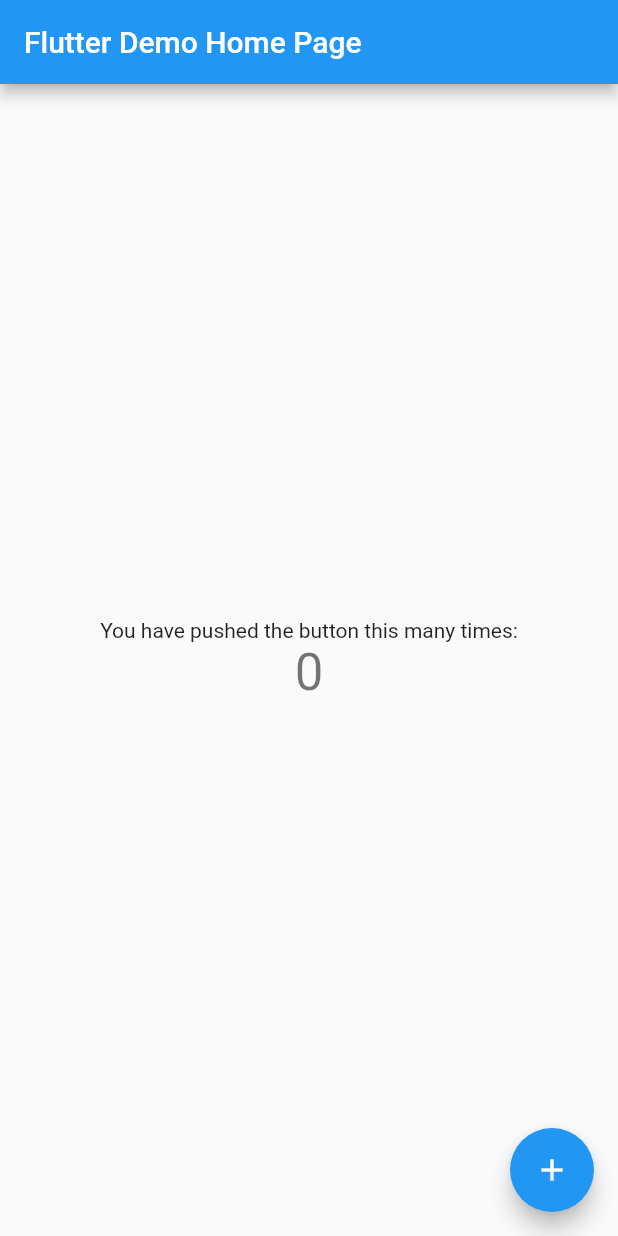
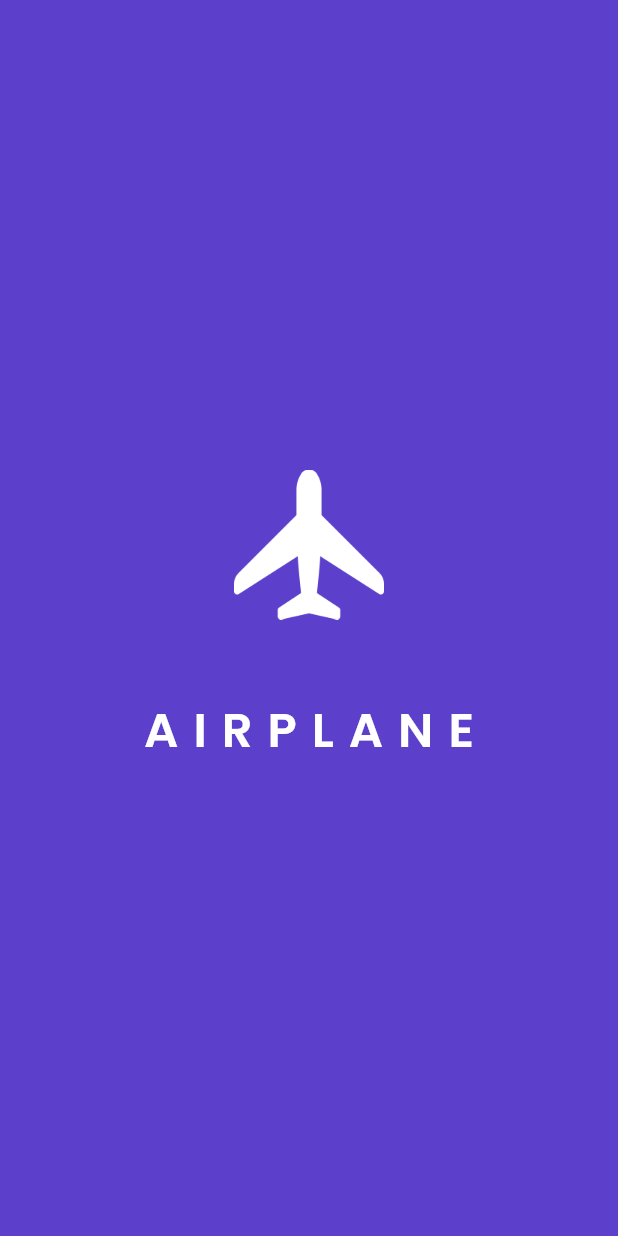
Before and after one commit to whisnuys/flutter-bookflights-app, a Flutter app: the screen it shows after launch, on a phone screen of 412 x 824 dp. Run offline on Flutter 3.47's test engine with Material 2 defaults, Android fonts, the phone set to English and light mode, and no system bars; our stand-ins replace google_fonts.

Commit message:
splash screen done

```diff
--- a/lib/main.dart
+++ b/lib/main.dart
@@ -1,115 +1,16 @@
+import 'package:bwa_airplane/ui/pages/splash_page.dart';
 import 'package:flutter/material.dart';
 
-void main() {
-  runApp(const MyApp());
-}
+void main() => runApp(MyApp());
 
 class MyApp extends StatelessWidget {
   const MyApp({Key? key}) : super(key: key);
 
-  // This widget is the root of your application.
   @override
   Widget build(BuildContext context) {
     return MaterialApp(
-      title: 'Flutter Demo',
-      theme: ThemeData(
-        // This is the theme of your application.
-        //
-        // Try running your application with "flutter run". You'll see the
-        // application has a blue toolbar. Then, without quitting the app, try
-        // changing the primarySwatch below to Colors.green and then invoke
-        // "hot reload" (press "r" in the console where you ran "flutter run",
-        // or simply save your changes to "hot reload" in a Flutter IDE).
-        // Notice that the counter didn't reset back to zero; the application
-        // is not restarted.
-        primarySwatch: Colors.blue,
-      ),
-      home: const MyHomePage(title: 'Flutter Demo Home Page'),
+      debugShowCheckedModeBanner: false,
+      home: SplashPage(),
     );
   }
 }
-
-class MyHomePage extends StatefulWidget {
-  const MyHomePage({Key? key, required this.title}) : super(key: key);
-
-  // This widget is the home page of your application. It is stateful, meaning
-  // that it has a State object (defined below) that contains fields that affect
-  // how it looks.
-
-  // This class is the configuration for the state. It holds the values (in this
-  // case the title) provided by the parent (in this case the App widget) and
-  // used by the build method of the State. Fields in a Widget subclass are
-  // always marked "final".
-
-  final String title;
-
-  @override
-  State<MyHomePage> createState() => _MyHomePageState();
-}
-
-class _MyHomePageState extends State<MyHomePage> {
-  int _counter = 0;
-
-  void _incrementCounter() {
-    setState(() {
-      // This call to setState tells the Flutter framework that something has
-      // changed in this State, which causes it to rerun the build method below
-      // so that the display can reflect the updated values. If we changed
-      // _counter without calling setState(), then the build method would not be
-      // called again, and so nothing would appear to happen.
-      _counter++;
-    });
-  }
-
-  @override
-  Widget build(BuildContext context) {
-    // This method is rerun every time setState is called, for instance as done
-    // by the _incrementCounter method above.
-    //
-    // The Flutter framework has been optimized to make rerunning build methods
-    // fast, so that you can just rebuild anything that needs updating rather
-    // than having to individually change instances of widgets.
-    return Scaffold(
-      appBar: AppBar(
-        // Here we take the value from the MyHomePage object that was created by
-        // the App.build method, and use it to set our appbar title.
-        title: Text(widget.title),
-      ),
-      body: Center(
-        // Center is a layout widget. It takes a single child and positions it
-        // in the middle of the parent.
-        child: Column(
-          // Column is also a layout widget. It takes a list of children and
-          // arranges them vertically. By default, it sizes itself to fit its
-          // children horizontally, and tries to be as tall as its parent.
-          //
-          // Invoke "debug painting" (press "p" in the console, choose the
-          // "Toggle Debug Paint" action from the Flutter Inspector in Android
-          // Studio, or the "Toggle Debug Paint" command in Visual Studio Code)
-          // to see the wireframe for each widget.
-          //
-          // Column has various properties to control how it sizes itself and
-          // how it positions its children. Here we use mainAxisAlignment to
-          // center the children vertically; the main axis here is the vertical
-          // axis because Columns are vertical (the cross axis would be
-          // horizontal).
-          mainAxisAlignment: MainAxisAlignment.center,
-          children: <Widget>[
-            const Text(
-              'You have pushed the button this many times:',
-            ),
-            Text(
-              '$_counter',
-              style: Theme.of(context).textTheme.headline4,
-            ),
-          ],
-        ),
-      ),
-      floatingActionButton: FloatingActionButton(
-        onPressed: _incrementCounter,
-        tooltip: 'Increment',
-        child: const Icon(Icons.add),
-      ), // This trailing comma makes auto-formatting nicer for build methods.
-    );
-  }
-}
--- /dev/null
+++ b/lib/ui/pages/splash_page.dart
@@ -0,0 +1,40 @@
+// ignore_for_file: prefer_const_constructors
+
+import 'package:flutter/material.dart';
+import '../../shared/theme.dart';
+
+class SplashPage extends StatelessWidget {
+  const SplashPage({Key? key}) : super(key: key);
+
+  @override
+  Widget build(BuildContext context) {
+    return Scaffold(
+      backgroundColor: kPrimaryColor,
+      body: Center(
+        child: Column(
+          mainAxisAlignment: MainAxisAlignment.center,
+          children: [
+            Container(
+              width: 100,
+              height: 100,
+              margin: EdgeInsets.only(bottom: 50),
+              decoration: BoxDecoration(
+                image: DecorationImage(
+                  image: AssetImage('assets/icon_plane.png'),
+                ),
+              ),
+            ),
+            Text(
+              'AIRPLANE',
+              style: whiteTextStyle.copyWith(
+                fontSize: 32,
+                fontWeight: semiBold,
+                letterSpacing: 10,
+              ),
+            )
+          ],
+        ),
+      ),
+    );
+  }
+}
```
